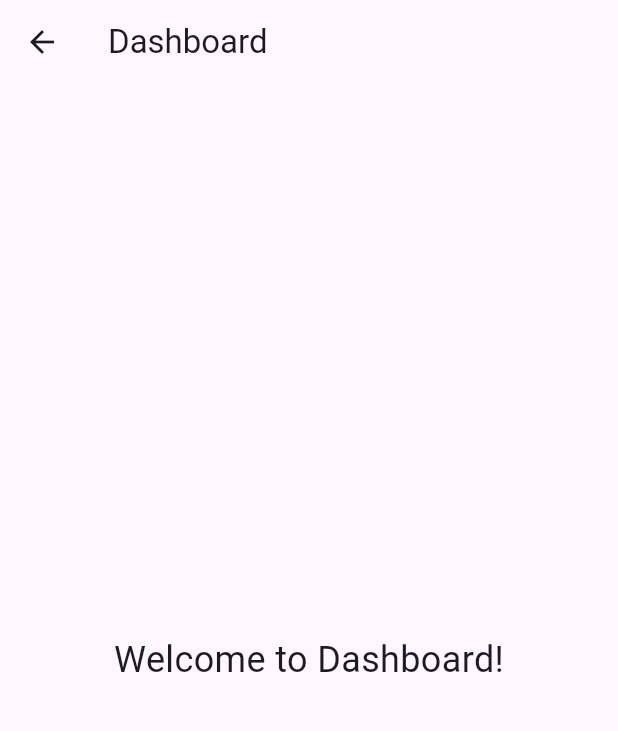
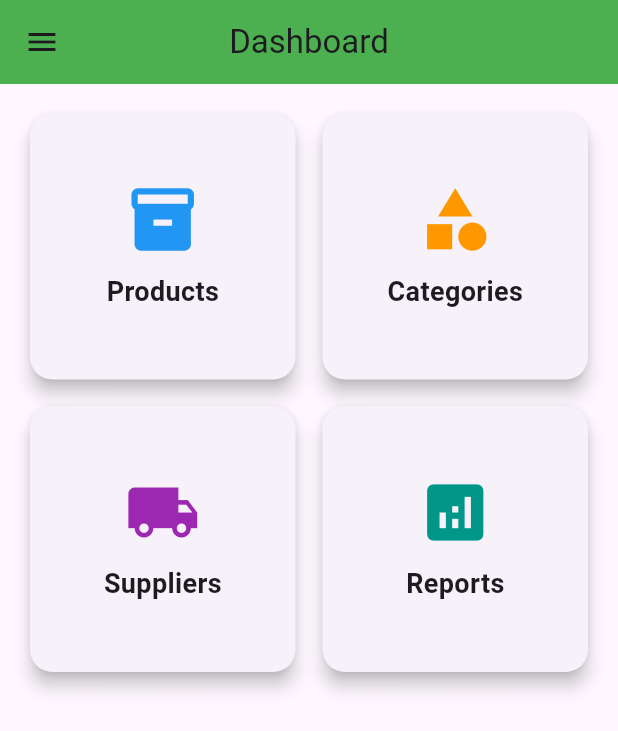
Before and after one commit to Sanka43/kitchen_inventory, a Flutter app: the DashboardScreen screen opened directly, on a phone screen of 412 x 824 dp. Shown: the top 731 px of the screen. Run offline on Flutter 3.47's test engine with Material 3 defaults, Android fonts, the phone set to English and light mode, and no system bars; our stand-ins replace shared_preferences; accounts and stored records are empty.

Commit message:
atart create dashboard

```diff
--- a/lib/screens/dashboard_screen.dart
+++ b/lib/screens/dashboard_screen.dart
@@ -4,9 +4,85 @@ class DashboardScreen extends StatelessWidget {
   @override
   Widget build(BuildContext context) {
     return Scaffold(
-      appBar: AppBar(title: Text("Dashboard")),
-      body: Center(
-          child: Text("Welcome to Dashboard!", style: TextStyle(fontSize: 24))),
+      appBar: AppBar(
+        title: Text("Dashboard"),
+        backgroundColor: Colors.green,
+        centerTitle: true,
+      ),
+      drawer: Drawer(
+        child: ListView(
+          padding: EdgeInsets.zero,
+          children: [
+            DrawerHeader(
+              decoration: BoxDecoration(color: Colors.green),
+              child: Column(
+                crossAxisAlignment: CrossAxisAlignment.start,
+                children: [
+                  Icon(Icons.account_circle, size: 60, color: Colors.white),
+                  SizedBox(height: 10),
+                  Text("Welcome, User!",
+                      style: TextStyle(fontSize: 18, color: Colors.white)),
+                ],
+              ),
+            ),
+            ListTile(
+              leading: Icon(Icons.kitchen),
+              title: Text("Kitchen Inventory"),
+              onTap: () {},
+            ),
+            ListTile(
+              leading: Icon(Icons.settings),
+              title: Text("Settings"),
+              onTap: () {},
+            ),
+            Divider(),
+            ListTile(
+              leading: Icon(Icons.logout, color: Colors.red),
+              title: Text("Logout", style: TextStyle(color: Colors.red)),
+              onTap: () {
+                Navigator.pop(context);
+                Navigator.pop(context); // Go back to Login Screen
+              },
+            ),
+          ],
+        ),
+      ),
+      body: Padding(
+        padding: EdgeInsets.all(16.0),
+        child: GridView.count(
+          crossAxisCount: 2,
+          crossAxisSpacing: 10,
+          mainAxisSpacing: 10,
+          children: [
+            _buildDashboardCard("Products", Icons.inventory, Colors.blue),
+            _buildDashboardCard("Categories", Icons.category, Colors.orange),
+            _buildDashboardCard(
+                "Suppliers", Icons.local_shipping, Colors.purple),
+            _buildDashboardCard("Reports", Icons.analytics, Colors.teal),
+          ],
+        ),
+      ),
+    );
+  }
+
+  // Widget for Dashboard Cards
+  Widget _buildDashboardCard(String title, IconData icon, Color color) {
+    return Card(
+      elevation: 5,
+      shape: RoundedRectangleBorder(borderRadius: BorderRadius.circular(15)),
+      child: InkWell(
+        onTap: () {},
+        borderRadius: BorderRadius.circular(15),
+        child: Column(
+          mainAxisAlignment: MainAxisAlignment.center,
+          children: [
+            Icon(icon, size: 50, color: color),
+            SizedBox(height: 10),
+            Text(title,
+                style: TextStyle(fontSize: 18, fontWeight: FontWeight.bold)),
+          ],
+        ),
+      ),
     );
   }
 }
--- a/lib/screens/login_screen.dart
+++ b/lib/screens/login_screen.dart
@@ -144,7 +144,7 @@ class _LoginScreenState extends State<LoginScreen> {
                               padding: EdgeInsets.symmetric(
                                   horizontal: 50, vertical: 10),
                               backgroundColor:
-                                  const Color.fromARGB(179, 51, 255, 0)
+                                  const Color.fromARGB(96, 17, 117, 4)
                                       .withOpacity(0.7),
                               shape: RoundedRectangleBorder(
                                   borderRadius: BorderRadius.circular(50)),
```
